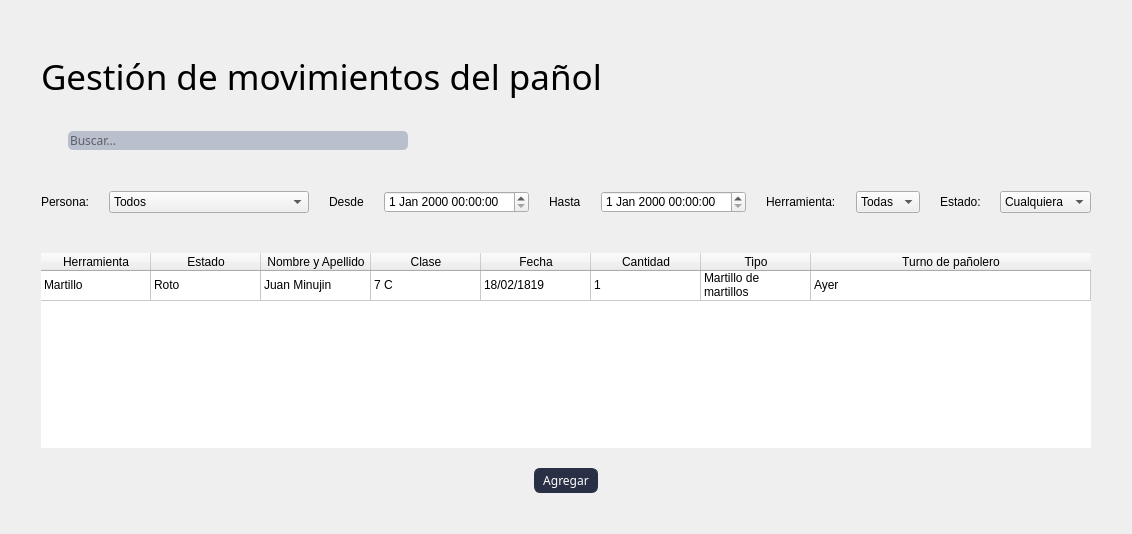
This is blustock/uis/movimientos.ui in MaxAPBusiness/Blustock as Qt 5 draws it before an edit. The edited form follows.
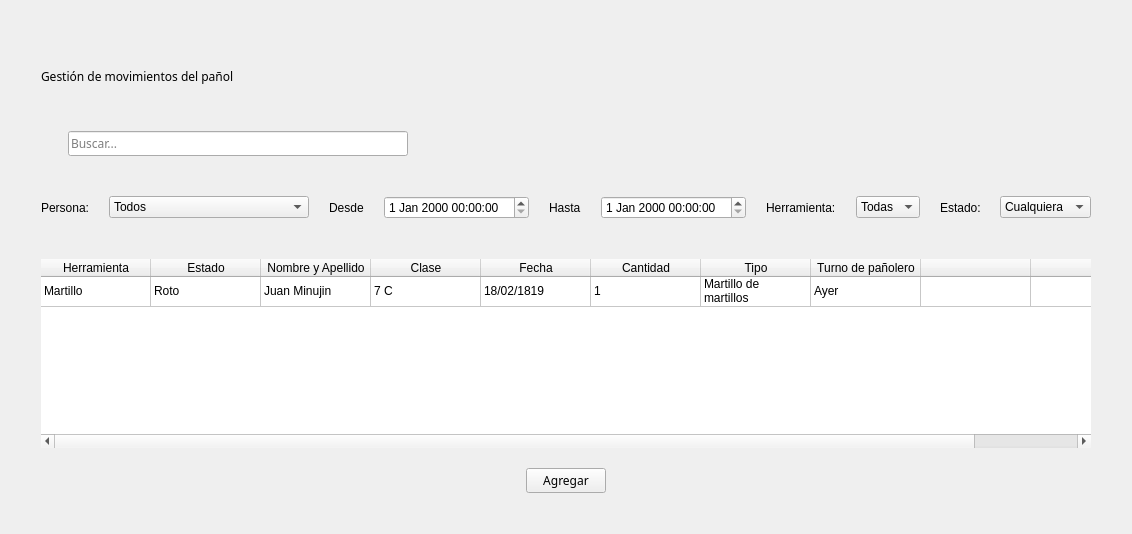
This is the edited form. Icons and pictures are not drawn.

Commit message: botones de eliminar y modificar en tablas + cambios en ui

Patch:
```diff
--- a/blustock/uis/movimientos.ui
+++ b/blustock/uis/movimientos.ui
@@ -14,133 +14,7 @@
    <string>Form</string>
   </property>
   <property name="styleSheet">
-   <string notr="true">*{
-    font-family: 'Oswald', sans-serif;
-    font-weight: 400;
-}
-
-QMenuBar{
-    background-color: #293045;
-    padding: 0;    
-    font-size: 14px;
-    color:white;
-}
-
-QMenuBar:item{
-    padding: 17px;
-    border-radius: 10px;
-
-}
-
-QMenuBar:item:selected{
-    background-color: #768AC5;
-    color:black;
-    border-radius: 5px;
-    margin: 10px;
-    
-    
-
-}
-
-QMenu{
-    background-color: #293045;
-
-    color: white;
-}
-
-QMenu:item{
-    padding: 5px;
-    border-radius: 5px;
-}
-
-QMenu:item:selected{
-    background-color: #768AC5;
-    color:white;
-
-}
-Qmenu#icon{
-   icon:size 40px; 
-    
-}
-
-
-QRadioButton:indicator{
-    border-style: solid;
-    border-color:  #293045;
-    border-radius: 6%;
-    border-width:  2px;
-    background-color: #BABFCE;
-}
-QRadioButton::indicator:checked{
-    background-color: #768AC5;
-}
-
-#label{
-    font-size: 35px;
-}
-
-#usuariosLabel{
-    font-size: 14px;
-}
-
-#contraseALabel{
-    font-size: 14px;
-}
-
-#usuariosLineEdit{
-    width: 170px;
-    height: 20px;
-    border-radius: 10px;
-}
-
-#passwordLineEdit{
-    width: 170px;
-    height: 20px;
-    border-radius: 10px;
-}
-
-#labelprofesores{
-    font-size: 26px;
-}
-
-QLineEdit{
-    border-radius: 5px;
-    background-color: #BABFCE;
-    
-}
-
-#title{
-    width: 100px;
-    height: 200px;
-}
-
-
-
-QPushButton{
-    border-color:#293045;
-    border-style: solid;
-    border-width: 1px;
-    border-radius: 6px;
-    background-color: #293045;
-    color:#ffffff;
-    padding: 3px 8px;
-
-}
-QPushButton:hover{
-    background-color:#768AC5;
-    color:#293045;
-}
-QPushButton:pressed {
-    background-color: #293045;
-
-}
-
-#pushButton_5{
-    padding: 10px;
-    background-color: #768AC5;
-    border-radius: 15%;
-}
-
+   <string notr="true">/*uwu*/
 </string>
   </property>
   <layout class="QHBoxLayout" name="horizontalLayout_4">
@@ -177,9 +51,7 @@
        </property>
        <property name="font">
         <font>
-         <family>Oswald,sans-serif</family>
-         <pointsize>-1</pointsize>
-         <weight>50</weight>
+         <family>Oswald</family>
          <bold>false</bold>
         </font>
        </property>
@@ -222,8 +94,7 @@
          </property>
          <property name="font">
           <font>
-           <family>Oswald,sans-serif</family>
-           <weight>50</weight>
+           <family>Oswald</family>
            <bold>false</bold>
           </font>
          </property>
@@ -429,6 +300,16 @@
          <string>Turno de pañolero</string>
         </property>
        </column>
+       <column>
+        <property name="text">
+         <string/>
+        </property>
+       </column>
+       <column>
+        <property name="text">
+         <string/>
+        </property>
+       </column>
        <item row="0" column="0">
         <property name="text">
          <string>Martillo</string>
@@ -496,8 +377,7 @@
         <widget class="QPushButton" name="pushButton_2">
          <property name="font">
           <font>
-           <family>Oswald,sans-serif</family>
-           <weight>50</weight>
+           <family>Oswald</family>
            <bold>false</bold>
           </font>
          </property>
```
The commit also changes 6 other files.
